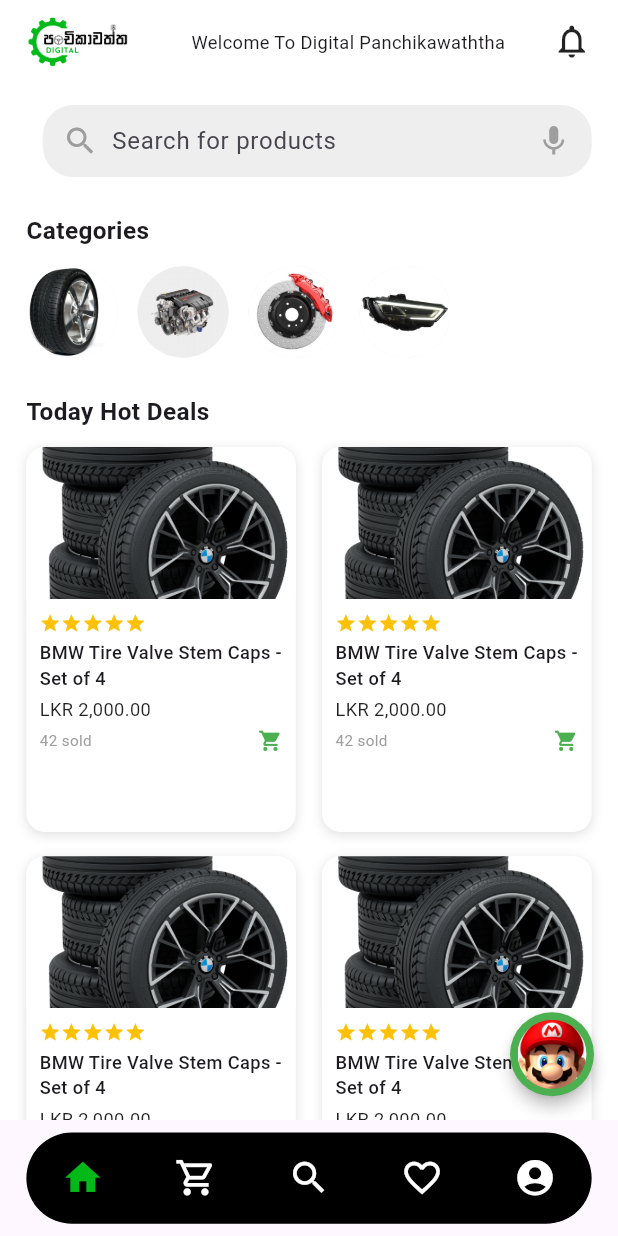
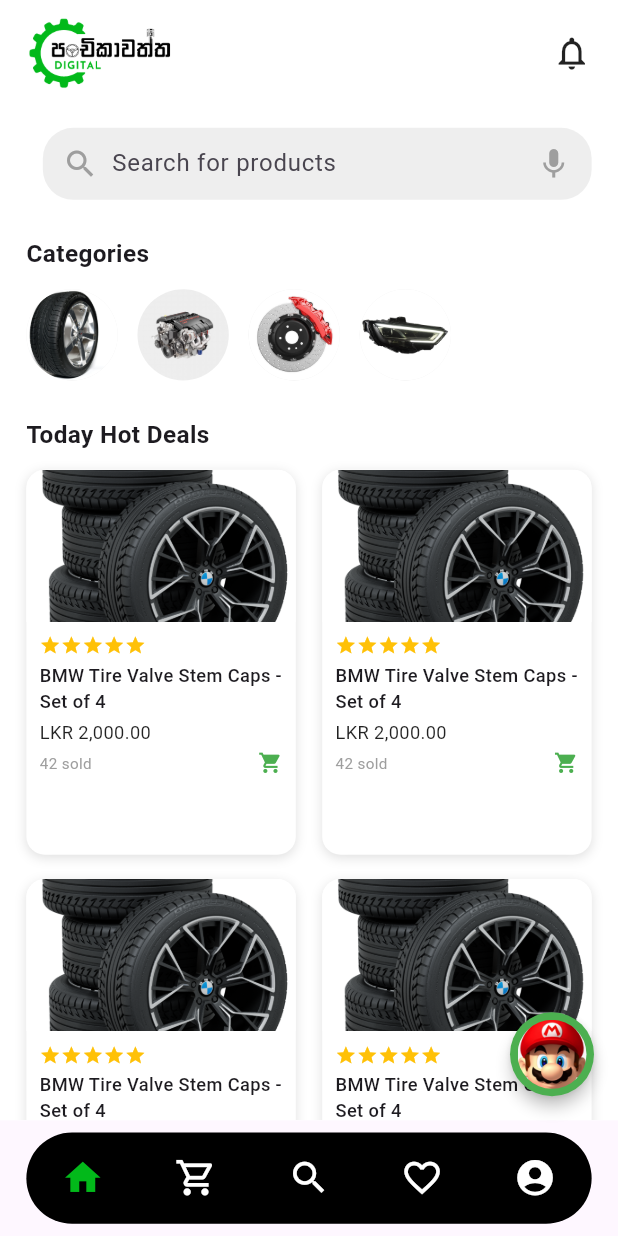
Before and after one commit to ImeshNaveen/Panchikawaththa-MAD-Final-Course-Work, a Flutter app: the screen it shows after launch, on a phone screen of 412 x 824 dp. Run offline on Flutter 3.47's test engine with Material 3 defaults, Android fonts, the phone set to English and light mode, and no system bars; our stand-ins replace flutter_rating_bar, flutter_screenutil, google_maps_flutter, location.

Commit message:
3pages
add popup to add to cart in product details page
seller page
remove welcome on homepage

```diff
--- a/lib/pages/home_page.dart
+++ b/lib/pages/home_page.dart
@@ -39,25 +39,19 @@
                 children: [
                   SizedBox(height: 10.h),
                   Row(
+                    mainAxisAlignment: MainAxisAlignment.spaceBetween,
                     children: [
                       Image.asset(
                         "assets/logo.png",
-                        height: 35.h,
-                      ),
-                      SizedBox(width: 10.w),
-                      Expanded(
-                        child: Text(
-                          textAlign: TextAlign.center,
-                          'Welcome To Digital Panchikawaththa',
-                          style: TextStyle(fontSize: 12.sp),
-                        ),
+                        height: 50.h,
                       ),
                       GestureDetector(
                         onTap: () {
                           Navigator.push(
                             context,
                             MaterialPageRoute(
-                                builder: (context) => NotificationsPage()),
+                              builder: (context) => NotificationsPage(),
+                            ),
                           );
                         },
                         child: Icon(Icons.notifications_none, size: 26.sp),
--- a/lib/pages/seller_page.dart
+++ b/lib/pages/seller_page.dart
@@ -129,7 +129,7 @@
                   color: Colors.white,
                   onTap: () {
                     _launchCaller(
-                        '+94760254822'); // Replace with actual phone number
+                        '+94712345678'); // Replace with actual phone number
                   },
                 ),
                 _actionButton(
@@ -139,7 +139,7 @@
                   color: Colors.white,
                   onTap: () {
                     _launchSMS(
-                        '+94760254822'); // Replace with actual phone number
+                        '+94712345678'); // Replace with actual phone number
                   },
                 ),
               ],
```
Also changed, not shown: lib/pages/productDetailpage.dart (+16 -15 lines).
